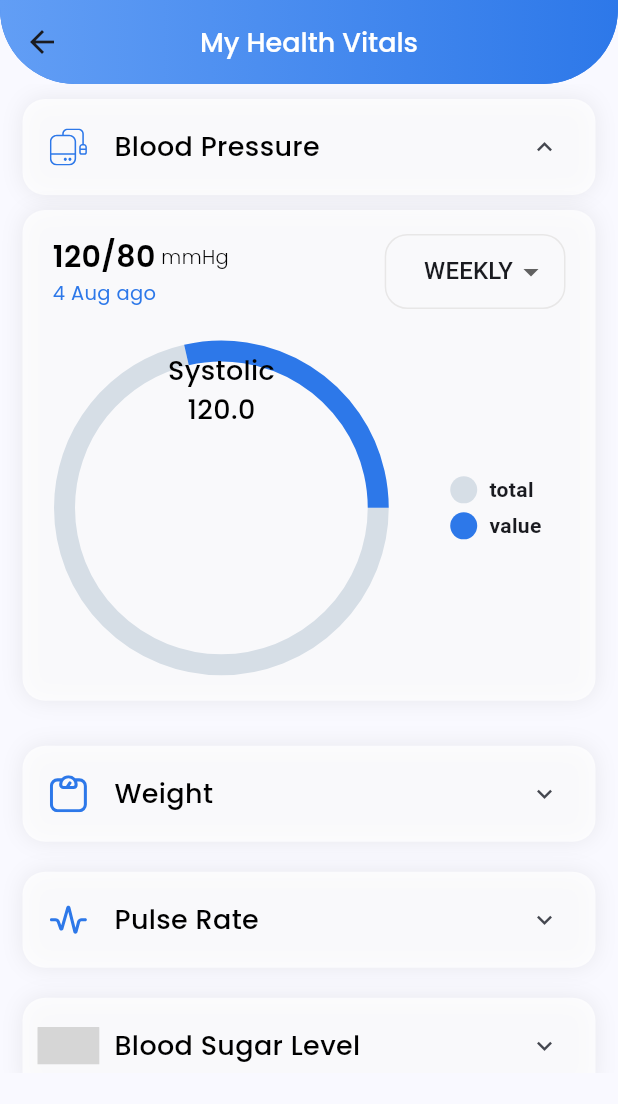
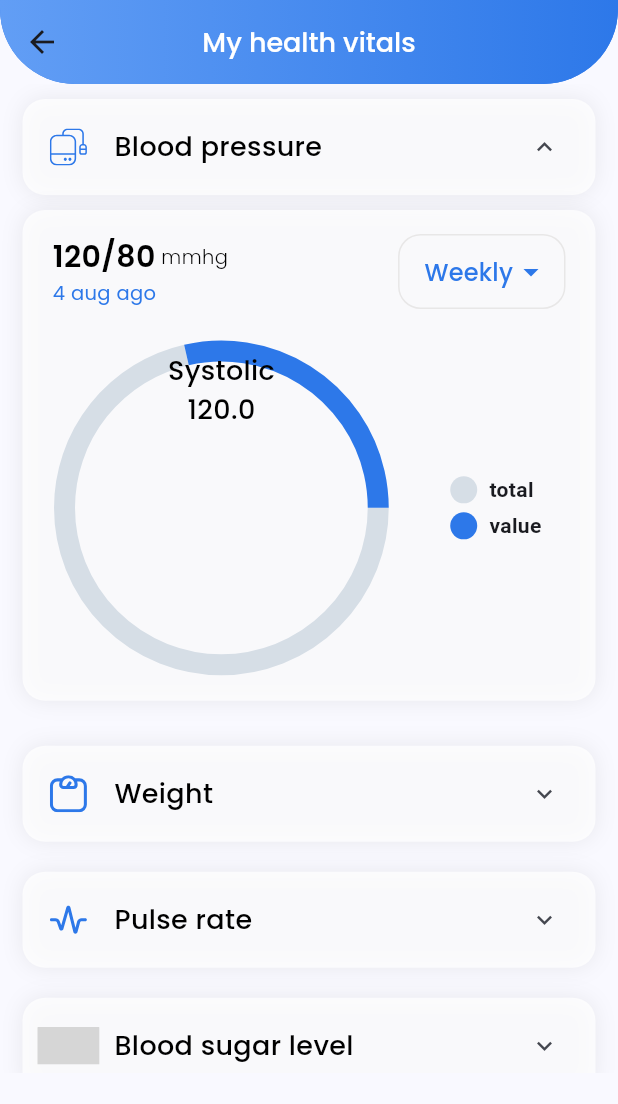
Before and after one commit to prachi-git99/Docinzo, a Flutter app: the VitalScreen screen opened directly, after a tap on the "keyboard arrow down" icon, on a phone screen of 412 x 824 dp. Shown: the top 1104 px of the screen. Run offline on Flutter 3.47's test engine with Material 3 defaults, Android fonts, the phone set to English and light mode, and no system bars; drawn by our look-alikes of pie_chart; our stand-ins replace auto_size_text, flutter_svg, get; missing offline and left inert: dart:ffi; grey boxes are pictures that could not be loaded.

Commit message:
vital screen in progress

```diff
--- a/lib/common_widgets/custom_appbar.dart
+++ b/lib/common_widgets/custom_appbar.dart
@@ -1,6 +1,6 @@
 import 'package:doctor/consts/consts.dart';
 
-import '../components/reponsive_text.dart';
+import '../components/responsive_text.dart';
 
 AppBar customAppbar(context,text){
   return AppBar(
--- a/lib/components/reponsive_text.dart
+++ b/lib/components/responsive_text.dart
@@ -15,7 +15,7 @@ class ScaleSize {
 
 Widget responsiveText({context,text,textColor,fontWeight,size}){
   return Text(
-    "${text[0].toUpperCase()}${text.substring(1)}",
+    "${text[0].toUpperCase()}${text.substring(1).toLowerCase()}",
       textScaleFactor: ScaleSize.textScaleFactor(context),
     style: TextStyle(color: textColor,
         fontSize: size,
--- a/lib/screens/home_screen/home_screen.dart
+++ b/lib/screens/home_screen/home_screen.dart
@@ -2,7 +2,7 @@ import 'dart:math';
 
 import 'package:doctor/common_widgets/gradient_background.dart';
 import 'package:doctor/components/gradient_rounded_container.dart';
-import 'package:doctor/components/reponsive_text.dart';
+import 'package:doctor/components/responsive_text.dart';
 import 'package:doctor/consts/consts.dart';
 import 'package:doctor/screens/home_screen/widgets/show_appointment_section.dart';
 import 'package:doctor/screens/home_screen/widgets/show_header_widget.dart';
--- a/lib/screens/home_screen/widgets/show_appointment_section.dart
+++ b/lib/screens/home_screen/widgets/show_appointment_section.dart
@@ -2,7 +2,7 @@ import "package:doctor/consts/consts.dart";
 import "package:flutter_svg/svg.dart";
 
 import "../../../components/gradient_rounded_container.dart";
-import "../../../components/reponsive_text.dart";
+import "../../../components/responsive_text.dart";
 
 Widget showAppointmentSection({context}) {
   var size = MediaQuery.of(context).size;
--- a/lib/screens/home_screen/widgets/show_header_widget.dart
+++ b/lib/screens/home_screen/widgets/show_header_widget.dart
@@ -2,7 +2,7 @@ import "package:doctor/consts/consts.dart";
 import "package:flutter_svg/svg.dart";
 
 import "../../../components/gradient_rounded_container.dart";
-import "../../../components/reponsive_text.dart";
+import "../../../components/responsive_text.dart";
 
 Widget showHeaderWidget(context){
 
--- a/lib/screens/home_screen/widgets/show_health_tracker_section.dart
+++ b/lib/screens/home_screen/widgets/show_health_tracker_section.dart
@@ -1,7 +1,7 @@
 import "package:doctor/components/gradient_rounded_container.dart";
 import "package:doctor/consts/consts.dart";
 
-import "../../../components/reponsive_text.dart";
+import "../../../components/responsive_text.dart";
 
 Widget showHealthTrackerSection(context) {
   var size = MediaQuery.of(context).size;
--- a/lib/screens/vital_screen/vital_screen.dart
+++ b/lib/screens/vital_screen/vital_screen.dart
@@ -1,5 +1,5 @@
 import 'package:doctor/common_widgets/custom_appbar.dart';
-import 'package:doctor/components/reponsive_text.dart';
+import 'package:doctor/components/responsive_text.dart';
 import 'package:doctor/components/rounded_corner_container.dart';
 import 'package:doctor/consts/consts.dart';
 import 'package:doctor/screens/vital_screen/widgets/blood_pressure/show_blood_pressure_widget.dart';
--- a/lib/screens/vital_screen/widgets/blood_pressure/show_blood_pressure_widget.dart
+++ b/lib/screens/vital_screen/widgets/blood_pressure/show_blood_pressure_widget.dart
@@ -5,7 +5,7 @@ import "package:doctor/controllers/vitals_controller.dart";
 import "package:get/get.dart";
 import "package:pie_chart/pie_chart.dart";
 
-import "../../../../components/reponsive_text.dart";
+import "../../../../components/responsive_text.dart";
 
 
 Widget showBloodPressureWidget(context,index){
--- a/lib/screens/vital_screen/widgets/show_BP_widget.dart
+++ b/lib/screens/vital_screen/widgets/show_BP_widget.dart
@@ -1,7 +1,7 @@
 import 'package:doctor/consts/consts.dart';
 import 'package:pie_chart/pie_chart.dart';
 
-import '../../../components/reponsive_text.dart';
+import '../../../components/responsive_text.dart';
 import '../../../components/rounded_corner_container.dart';
 
 Widget showBPwidget(context){
--- a/lib/screens/vital_screen/widgets/show_vitalvalues_dropdown.dart
+++ b/lib/screens/vital_screen/widgets/show_vitalvalues_dropdown.dart
@@ -1,8 +1,7 @@
 
 import 'package:doctor/consts/consts.dart';
 import 'package:get/get.dart';
-
-import '../../../components/reponsive_text.dart';
+import '../../../components/responsive_text.dart';
 import '../../../controllers/vitals_controller.dart';
 
 Widget showVitalvaluesDropdown(context,index){
@@ -55,13 +54,20 @@ Widget showVitalvaluesDropdown(context,index){
           },
           elevation: 0,
           underline: SizedBox.shrink(),
+
+          iconEnabledColor: primaryColor,
           alignment: Alignment.bottomRight,
           borderRadius: BorderRadius.circular(smallBorderRadius),
           value: controller.dropDownValue[index],
           items: controller.dropDownList[index].map((value) {
             return DropdownMenuItem(
               value: value,
-              child: Text(value),
+              child: responsiveText(
+                  context: context,
+                  textColor: primaryColor,
+                  text: value,
+                  fontWeight: FontWeight.w500,
+                  size: 16.0),
             );
           }).toList(),
         ),
```
